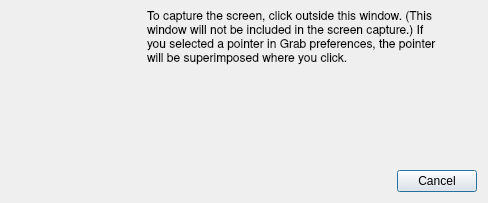
Old version of the form Under Construction/Grab.app/Resources/dialog_screen_grab.ui in the repository helloSystem/Utilities.
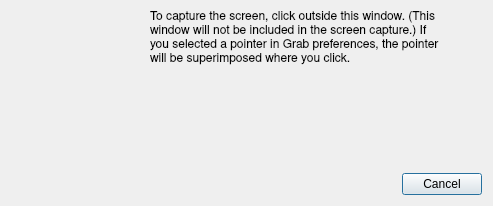
New version of the form. Icons and pictures are not drawn.

```diff
--- a/Under Construction/Grab.app/Resources/dialog_screen_grab.ui
+++ b/Under Construction/Grab.app/Resources/dialog_screen_grab.ui
@@ -9,8 +9,8 @@
    <rect>
     <x>0</x>
     <y>0</y>
-    <width>488</width>
-    <height>203</height>
+    <width>493</width>
+    <height>206</height>
    </rect>
   </property>
   <property name="focusPolicy">
@@ -22,7 +22,7 @@
   <property name="modal">
    <bool>true</bool>
   </property>
-  <layout class="QVBoxLayout" name="verticalLayout">
+  <layout class="QVBoxLayout" name="verticalLayout" stretch="0">
    <item>
     <layout class="QVBoxLayout" name="MainVbox" stretch="0,0,0">
      <property name="spacing">
@@ -177,6 +177,9 @@
          <property name="orientation">
           <enum>Qt::Horizontal</enum>
          </property>
+         <property name="sizeType">
+          <enum>QSizePolicy::Expanding</enum>
+         </property>
          <property name="sizeHint" stdset="0">
           <size>
            <width>40</width>
@@ -190,6 +193,9 @@
          <property name="text">
           <string>Cancel</string>
          </property>
+         <property name="default">
+          <bool>true</bool>
+         </property>
         </widget>
        </item>
       </layout>
```
Left out of the diff: 2 changed lines with no effect on the pictures.
